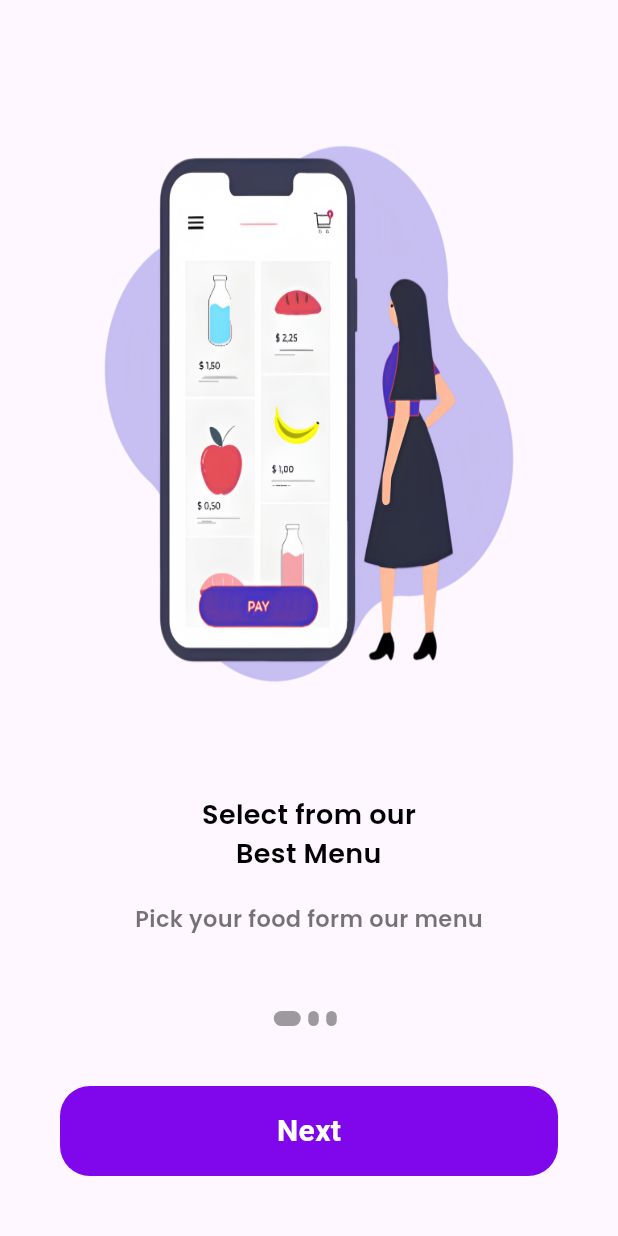
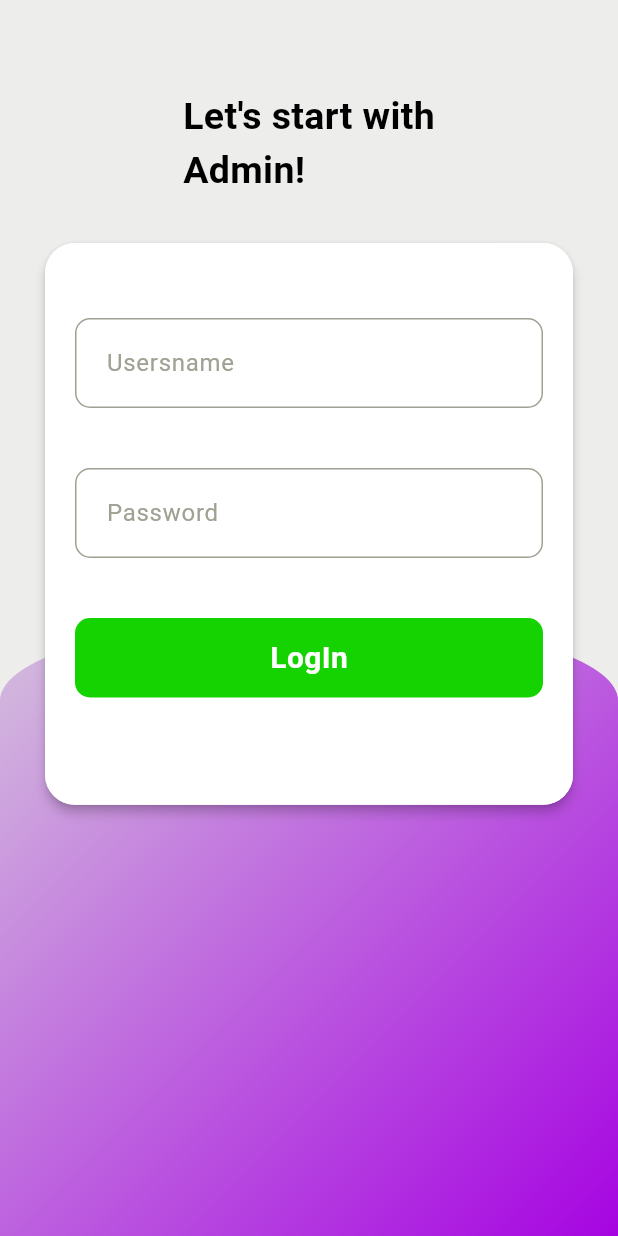
Before and after one commit to Rajatrai26/Ahaar, a Flutter app: the screen it shows after launch, on a phone screen of 412 x 824 dp. Run offline on Flutter 3.47's test engine with Material 3 defaults, Android fonts, the phone set to English and light mode, and no system bars; our stand-ins replace cloud_firestore, curved_navigation_bar, firebase_auth, firebase_core; accounts and stored records are empty.

Commit message:
added admin login

```diff
--- /dev/null
+++ b/lib/admin/admin_login.dart
@@ -0,0 +1,190 @@
+import 'package:ahaar/admin/home_admin.dart';
+import 'package:ahaar/pages/login.dart';
+import 'package:cloud_firestore/cloud_firestore.dart';
+import 'package:flutter/material.dart';
+
+class AdminLogin extends StatefulWidget {
+  const AdminLogin({super.key});
+
+  @override
+  State<AdminLogin> createState() => _AdminLoginState();
+}
+
+class _AdminLoginState extends State<AdminLogin> {
+  final GlobalKey<FormState> _formkey = GlobalKey<FormState>();
+  TextEditingController usernamecontroller = new TextEditingController();
+  TextEditingController userpasswordcontroller = new TextEditingController();
+
+  @override
+  Widget build(BuildContext context) {
+    return Scaffold(
+      backgroundColor: Color(0xFFededeb),
+      body: Container(
+        child: Stack(
+          children: [
+            Container(
+              margin:
+                  EdgeInsets.only(top: MediaQuery.of(context).size.height / 2),
+              padding: EdgeInsets.only(top: 45.0, left: 20.0, right: 20.0),
+              height: MediaQuery.of(context).size.height,
+              width: MediaQuery.of(context).size.width,
+              decoration: BoxDecoration(
+                  gradient: LinearGradient(colors: [
+                    Color.fromARGB(255, 212, 192, 221),
+                    const Color.fromARGB(255, 166, 4, 225)
+                  ], begin: Alignment.topLeft, end: Alignment.bottomRight),
+                  borderRadius: BorderRadius.vertical(
+                      top: Radius.elliptical(
+                          MediaQuery.of(context).size.width, 110.0))),
+            ),
+            Container(
+              margin: EdgeInsets.only(left: 30.0, right: 30.0, top: 60.0),
+              child: Form(
+                  key: _formkey,
+                  child: Column(
+                    children: [
+                      Text(
+                        "Let's start with\nAdmin!",
+                        style: TextStyle(
+                            color: Colors.black,
+                            fontSize: 25.0,
+                            fontWeight: FontWeight.bold),
+                      ),
+                      SizedBox(
+                        height: 30.0,
+                      ),
+                      Material(
+                        elevation: 3.0,
+                        borderRadius: BorderRadius.circular(20),
+                        child: Container(
+                          height: MediaQuery.of(context).size.height / 2.2,
+                          decoration: BoxDecoration(
+                            color: Colors.white,
+                            borderRadius: BorderRadius.circular(20),
+                          ),
+                          child: Column(
+                            children: [
+                              SizedBox(
+                                height: 50.0,
+                              ),
+                              Container(
+                                padding: EdgeInsets.only(
+                                    left: 20.0, top: 5.0, bottom: 5.0),
+                                margin: EdgeInsets.symmetric(horizontal: 20.0),
+                                decoration: BoxDecoration(
+                                    border: Border.all(
+                                        color:
+                                            Color.fromARGB(255, 160, 160, 147)),
+                                    borderRadius: BorderRadius.circular(10)),
+                                child: Center(
+                                  child: TextFormField(
+                                    controller: usernamecontroller,
+                                    validator: (value) {
+                                      if (value == null || value.isEmpty) {
+                                        return 'Please enter Username';
+                                      }
+                                    },
+                                    decoration: InputDecoration(
+                                        border: InputBorder.none,
+                                        hintText: "Usersname",
+                                        hintStyle: TextStyle(
+                                            color: Color.fromARGB(
+                                                255, 160, 160, 147))),
+                                  ),
+                                ),
+                              ),
+                              SizedBox(
+                                height: 40.0,
+                              ),
+                              Container(
+                                padding: EdgeInsets.only(
+                                    left: 20.0, top: 5.0, bottom: 5.0),
+                                margin: EdgeInsets.symmetric(horizontal: 20.0),
+                                decoration: BoxDecoration(
+                                    border: Border.all(
+                                        color:
+                                            Color.fromARGB(255, 160, 160, 147)),
+                                    borderRadius: BorderRadius.circular(10)),
+                                child: Center(
+                                  child: TextFormField(
+                                    controller: userpasswordcontroller,
+                                    validator: (value) {
+                                      if (value == null || value.isEmpty) {
+                                        return 'Please enter Password';
+                                      }
+                                    },
+                                    decoration: InputDecoration(
+                                        border: InputBorder.none,
+                                        hintText: "Password",
+                                        hintStyle: TextStyle(
+                                            color: Color.fromARGB(
+                                                255, 160, 160, 147))),
+                                  ),
+                                ),
+                              ),
+                              SizedBox(
+                                height: 40.0,
+                              ),
+                              GestureDetector(
+                                onTap: () {
+                                  LoginAdmin();
+                                },
+                                child: Container(
+                                  padding: EdgeInsets.symmetric(vertical: 12.0),
+                                  margin:
+                                      EdgeInsets.symmetric(horizontal: 20.0),
+                                  width: MediaQuery.of(context).size.width,
+                                  decoration: BoxDecoration(
+                                      color:
+                                          const Color.fromARGB(255, 21, 211, 0),
+                                      borderRadius: BorderRadius.circular(10)),
+                                  child: Center(
+                                    child: Text(
+                                      "LogIn",
+                                      style: TextStyle(
+                                          color: Colors.white,
+                                          fontSize: 20.0,
+                                          fontWeight: FontWeight.bold),
+                                    ),
+                                  ),
+                                ),
+                              )
+                            ],
+                          ),
+                        ),
+                      )
+                    ],
+                  )),
+            )
+          ],
+        ),
+      ),
+    );
+  }
+
+  LoginAdmin() {
+    FirebaseFirestore.instance.collection("Admin").get().then((snapshot) {
+      snapshot.docs.forEach((result) {
+        if (result.data()['id'] != usernamecontroller.text.trim()) {
+          ScaffoldMessenger.of(context).showSnackBar(SnackBar(
+              backgroundColor: Color.fromARGB(255, 128, 7, 235),
+              content: Text(
+                "Your id is not correct",
+                style: TextStyle(fontSize: 18.0),
+              )));
+        } else if (result.data()['password'] !=
+            userpasswordcontroller.text.trim()) {
+          ScaffoldMessenger.of(context).showSnackBar(SnackBar(
+              backgroundColor: Color.fromARGB(255, 128, 7, 235),
+              content: Text(
+                "Your password is not correct",
+                style: TextStyle(fontSize: 18.0),
+              )));
+        } else {
+          Route route = MaterialPageRoute(builder: (context) => HomeAdmin());
+          Navigator.pushReplacement(context, route);
+        }
+      });
+    });
+  }
+}
--- /dev/null
+++ b/lib/admin/home_admin.dart
@@ -0,0 +1,15 @@
+import 'package:flutter/material.dart';
+
+class HomeAdmin extends StatefulWidget {
+  const HomeAdmin({super.key});
+
+  @override
+  State<HomeAdmin> createState() => _HomeAdminState();
+}
+
+class _HomeAdminState extends State<HomeAdmin> {
+  @override
+  Widget build(BuildContext context) {
+    return const Placeholder();
+  }
+}
--- a/lib/main.dart
+++ b/lib/main.dart
@@ -1,3 +1,4 @@
+import 'package:ahaar/admin/admin_login.dart';
 import 'package:ahaar/pages/bottomnav.dart';
 import 'package:ahaar/pages/home.dart';
 import 'package:ahaar/pages/login.dart';
@@ -39,8 +40,9 @@
           colorScheme: ColorScheme.fromSeed(seedColor: Colors.deepPurple),
           useMaterial3: true,
         ),
-        // home: Home());
-        home: Onboard());
+        // home: Home());//hi
+        // home: Onboard());
+        home: AdminLogin());
   }
 }
 
--- a/lib/pages/signup.dart
+++ b/lib/pages/signup.dart
@@ -32,6 +32,7 @@
               "Registered Successfully",
               style: TextStyle(fontSize: 20.0),
             ))));
+
         // ignore: use_build_context_synchronously
         Navigator.pushReplacement(
             context, MaterialPageRoute(builder: (context) => BottomNav()));
```
